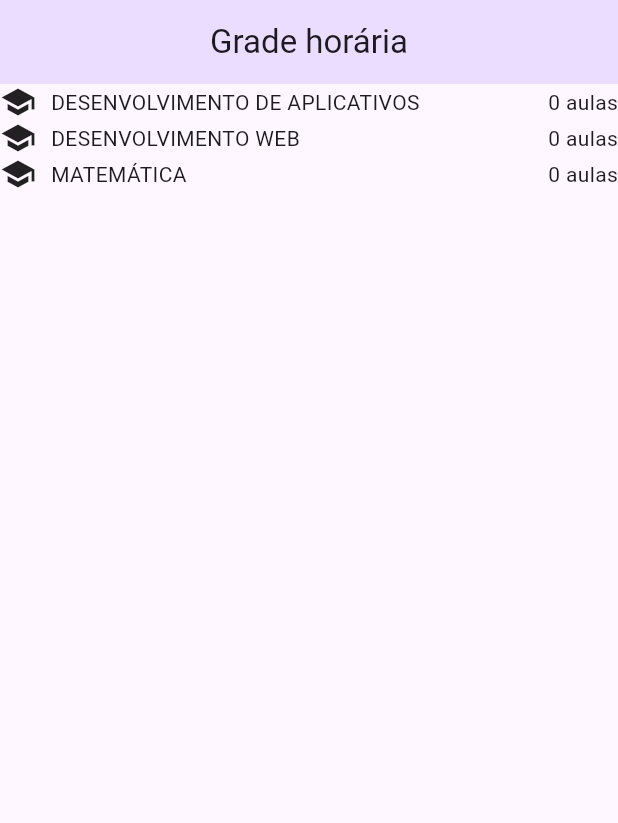
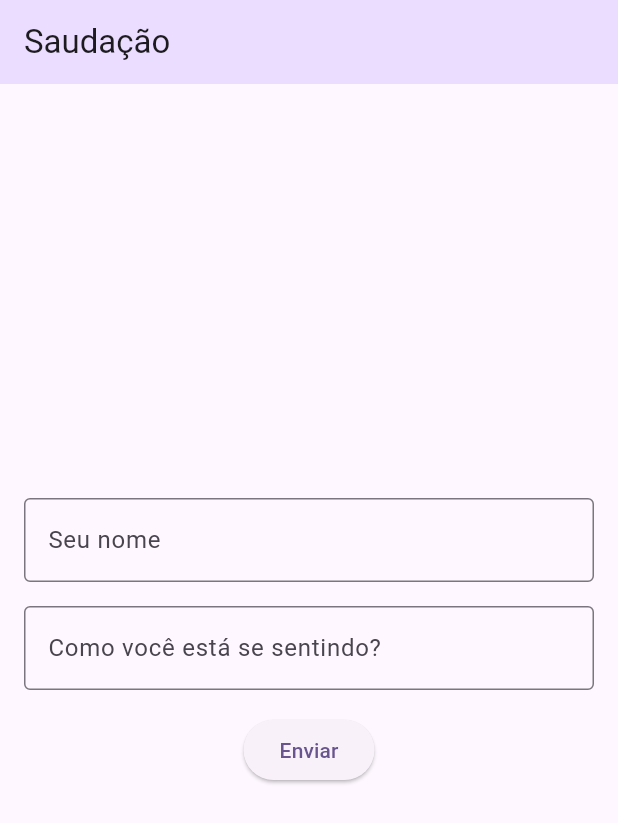
Before and after one commit to ifbruna/ProjetosFlutter, a Flutter app: the screen it shows after launch, on a phone screen of 412 x 824 dp. Shown: the top 823 px of the screen. Run offline on Flutter 3.47's test engine with Material 3 defaults, Android fonts, the phone set to English and light mode, and no system bars.

Commit message:
tentando resolver ex

```diff
--- a/projeto_aula07_turma_b/lib/main.dart
+++ b/projeto_aula07_turma_b/lib/main.dart
@@ -1,4 +1,5 @@
 import 'package:flutter/material.dart';
+import 'package:projeto_aula07_turma_b/views/exerciciodois.dart';
 
 void main() {
   runApp(const MyApp());
@@ -12,7 +13,7 @@ class MyApp extends StatelessWidget {
     return MaterialApp(
       title: 'Stateless Widget',
       theme: ThemeData(colorScheme: .fromSeed(seedColor: Colors.deepPurple)),
-      home: const GradeHoraria(),
+      home: const Exerciciodois(),
     );
   }
 }
--- /dev/null
+++ b/projeto_aula07_turma_b/lib/views/exerciciodois.dart
@@ -0,0 +1,101 @@
+import 'package:flutter/material.dart';
+
+class Exerciciodois extends StatelessWidget {
+  const Exerciciodois({super.key});
+
+  @override
+  Widget build(BuildContext context) {
+    return Scaffold(
+      appBar: AppBar(
+        title: const Text('Saudação'),
+        backgroundColor: Theme.of(context).colorScheme.primaryContainer,
+      ),
+      body: const Center(
+        child: Padding(padding: EdgeInsets.all(16), child: Formulario()),
+      ),
+    );
+  }
+}
+
+class Formulario extends StatefulWidget {
+  const Formulario({super.key});
+
+  @override
+  State<Formulario> createState() => _FormularioState();
+}
+
+class _FormularioState extends State<Formulario> {
+  final formKey = GlobalKey<FormState>();
+  final nomeController = TextEditingController();
+  final humorController = TextEditingController();
+  bool mostrarResultado = false;
+
+  @override
+  Widget build(BuildContext context) {
+    return Form(
+      key: formKey,
+      child: Column(
+        mainAxisSize: MainAxisSize.min,
+        children: [
+          TextFormField(
+            controller: nomeController,
+            decoration: const InputDecoration(
+              border: OutlineInputBorder(),
+              labelText: 'Seu nome',
+            ),
+            validator: (valor) {
+              if (valor == null || valor.isEmpty) {
+                return 'Por favor, insira seu nome!';
+              }
+              return null;
+            },
+          ),
+          const SizedBox(height: 16),
+          TextFormField(
+            controller: humorController,
+            decoration: const InputDecoration(
+              border: OutlineInputBorder(),
+              labelText: 'Como você está se sentindo?',
+            ),
+            validator: (valor) {
+              if (valor == null || valor.isEmpty) {
+                return 'Por favor, diga como está se sentindo!';
+              }
+              return null;
+            },
+          ),
+          const SizedBox(height: 16),
+          ElevatedButton(
+            onPressed: () {
+              if (formKey.currentState!.validate()) {
+                setState(() {
+                  mostrarResultado = true;
+                });
+              }
+            },
+            child: const Text('Enviar'),
+          ),
+          const SizedBox(height: 24),
+          Visibility(
+            visible: mostrarResultado,
+            child: Column(
+              children: [
+                Text(
+                  'Olá, ${nomeController.text}! Que bom saber que você está ${humorController.text}!',
+                  textAlign: TextAlign.center,
+                  style: const TextStyle(fontSize: 18),
+                ),
+                const SizedBox(height: 16),
+                Image.asset(
+                  'assets/gatosorrindo.webp',
+                  width: 200,
+                  height: 200,
+                ),
+              ],
+            ),
+          ),
+        ],
+      ),
+    );
+  }
+}
```
Also changed, not shown: projeto_aula07_turma_b/lib/views/exercicioum.dart (added, +75 -0 lines), projeto_aula07_turma_b/pubspec.yaml (+2 -9 lines), projeto_aula07_turma_b/assets/gatosorrindo.webp (added).
